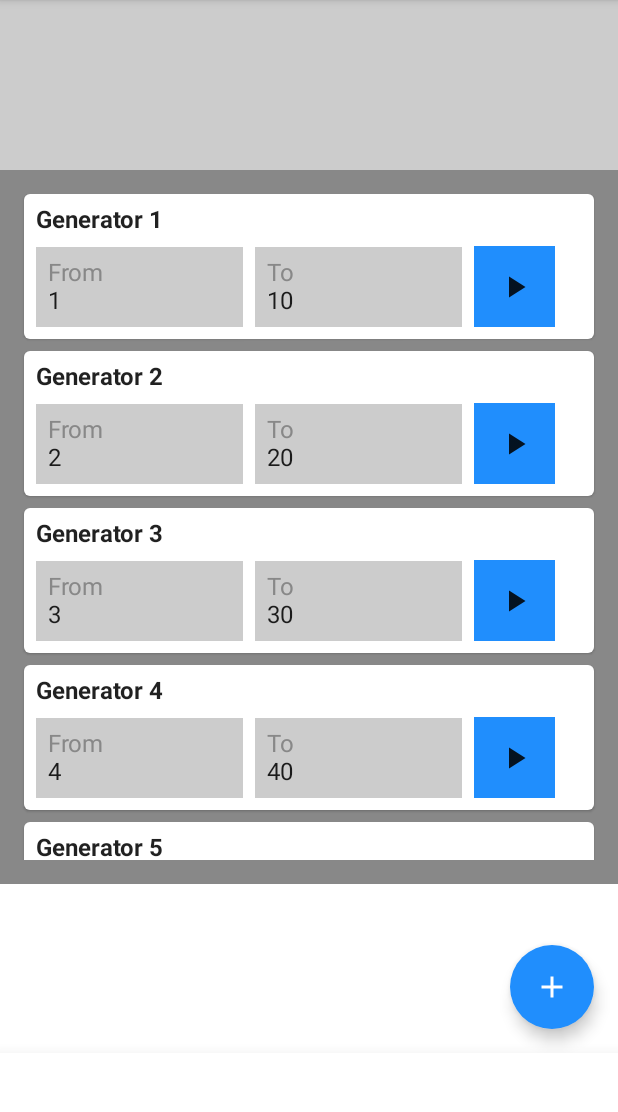
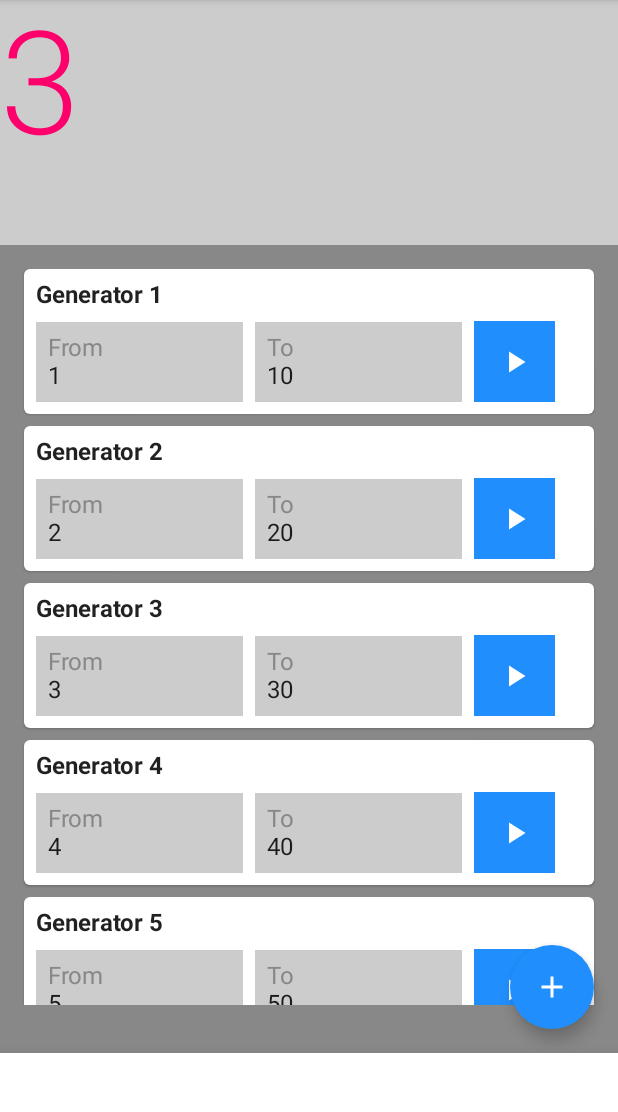
Before and after one commit to peakvalleytech/randomNumber, an Android app built with Jetpack Compose: the GeneratorScreen screen opened through its navigation route, after a tap on "Generate Number", on a phone screen of 412 x 824 dp, the part 84-1196 px from its top. Run offline under Robolectric (Android 15) with nearby library versions, the phone set to English and light mode, and no system bars; our stand-ins replace AdMob, Dagger/Hilt's generated code.

Commit message:
Implement generate number usecase. Fix layout.

```diff
--- a/app/src/main/java/com/randomapps/randomnumber/ui/common/component/NumberGeneratorView.kt
+++ b/app/src/main/java/com/randomapps/randomnumber/ui/common/component/NumberGeneratorView.kt
@@ -55,8 +55,9 @@ fun NumberGeneratorView(
                 IconButton(onClick = {
                     onGenerateNumber()
                 }, Modifier.width(54.dp).height(54.dp).background(MaterialTheme.colors.primary)) {
-                    Icon(Icons.Default.PlayArrow
-                    , contentDescription = "Generate Number")
+                    Icon(Icons.Default.PlayArrow,
+                        tint = Color.White,
+                        contentDescription = "Generate Number")
                 }
             }
         }
--- a/app/src/main/java/com/randomapps/randomnumber/ui/screens/generator/GeneratorScreen.kt
+++ b/app/src/main/java/com/randomapps/randomnumber/ui/screens/generator/GeneratorScreen.kt
@@ -148,7 +148,7 @@ fun GeneratorScreen(viewModel: GeneratorViewModel = hiltViewModel()) {
                         .align(TopCenter)
                         .background(Color.LightGray)
                         .fillMaxWidth()
-                        .height(200.dp)
+                        .fillMaxHeight(0.25f)
                 ) {
                     Text(
                         numberState,
@@ -160,9 +160,10 @@ fun GeneratorScreen(viewModel: GeneratorViewModel = hiltViewModel()) {
                 Column(
                     Modifier
                         .background(Color.Gray)
-                        .padding(16.dp)
+                        .padding(top = 16.dp, end = 16.dp, start = 16.dp, bottom = 32.dp)
                         .fillMaxWidth()
-                        .height(444.dp)
+                        .fillMaxHeight(0.75f)
+                        .align(BottomCenter)
                 ) {
                     LazyColumn(
                         modifier =
--- a/app/src/main/java/com/randomapps/randomnumber/ui/screens/generator/GeneratorViewModel.kt
+++ b/app/src/main/java/com/randomapps/randomnumber/ui/screens/generator/GeneratorViewModel.kt
@@ -41,7 +41,10 @@ class GeneratorViewModel @Inject constructor(
             }
             is GenerateNumber -> {
                 viewModelScope.launch {
-
+                    val from = intent.from
+                    val to = intent.to
+                    val number = generateNumberUseCase.generateNumber(from, to)
+                    _stateFlow.emit(GeneratorViewState.Success(number.toString(), generators))
                 }
             }
             is AddGeneratorIntent -> {
```
